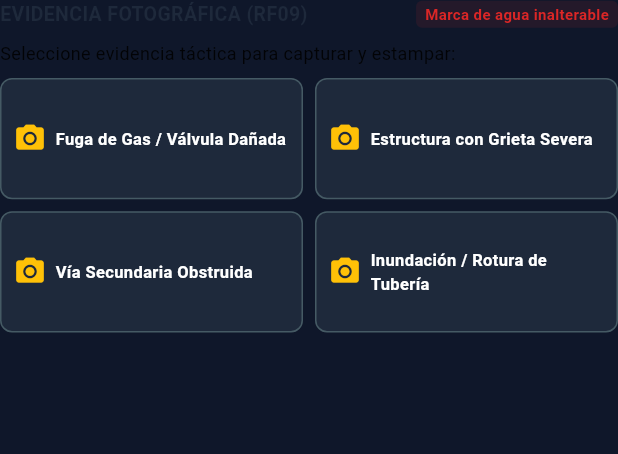
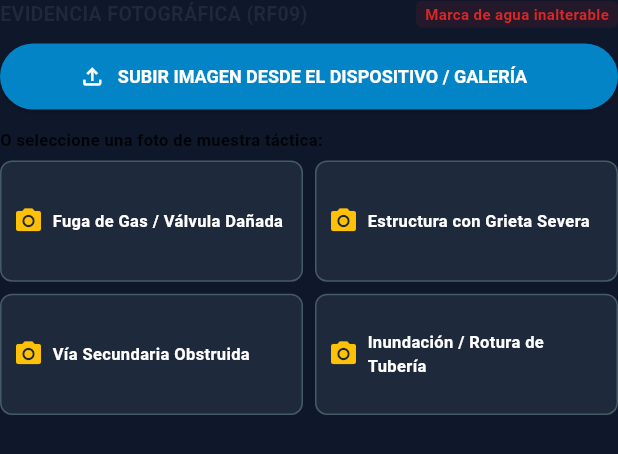
Before and after one commit to lugutierrezro/simulapp, a Flutter app: the WatermarkPhotoPicker widget shown alone on an empty page, opened directly with empty values, after a tap on "Fuga de Gas / Válvula Dañada", after a tap on the "refresh" icon, on a phone screen of 412 x 824 dp. Shown: the top 454 px of the screen. Run offline on Flutter 3.47's test engine with Material 2 defaults, Android fonts, the phone set to English and light mode, and no system bars; our stand-ins replace qr_flutter, shared_preferences; accounts and stored records are empty.

Commit message:
feat: Add option to upload custom image from device with watermark stamping

```diff
--- a/lib/widgets/watermark_photo_picker.dart
+++ b/lib/widgets/watermark_photo_picker.dart
@@ -22,35 +22,32 @@ class _WatermarkPhotoPickerState extends State<WatermarkPhotoPicker> {
   String? _selectedCategory;
   String? _watermarkText;
   bool _isCompressing = false;
+  final _customNameCtrl = TextEditingController();
 
   final List<Map<String, String>> _sampleTacticalPhotos = [
     {
       'label': 'Fuga de Gas / Válvula Dañada',
       'category': 'Fuga de Gas',
       'icon': 'local_fire_department',
-      'bgGradient': 'orange',
     },
     {
       'label': 'Estructura con Grieta Severa',
       'category': 'Colapso',
       'icon': 'business',
-      'bgGradient': 'red',
     },
     {
       'label': 'Vía Secundaria Obstruida',
       'category': 'Obstrucción',
       'icon': 'warning',
-      'bgGradient': 'amber',
     },
     {
       'label': 'Inundación / Rotura de Tubería',
       'category': 'Inundación',
       'icon': 'water_damage',
-      'bgGradient': 'blue',
     },
   ];
 
-  void _selectPhoto(Map<String, String> item) async {
+  void _selectPhoto(String label, String category) async {
     setState(() {
       _isCompressing = true;
     });
@@ -62,16 +59,85 @@ class _WatermarkPhotoPickerState extends State<WatermarkPhotoPicker> {
     final wm = 'EVIDENCIA INSTITUCIONAL INDECI 2026\nFECHA/HORA: $now\nGPS: $gps\nAGENTE: ${widget.agentCode} | SECTOR: ${widget.sector}\n[COMPRIMIDO WEBP 80% - RNF08]';
 
     setState(() {
-      _selectedCategory = item['label'];
+      _selectedCategory = label;
       _watermarkText = wm;
       _isCompressing = false;
     });
 
     widget.onPhotoSelected({
-      'label': item['label']!,
-      'category': item['category']!,
+      'label': label,
+      'category': category,
       'watermark': wm,
     });
+  }
+
+  void _showCustomUploadDialog() {
+    _customNameCtrl.text = 'Foto_Campo_Evidencia_${DateTime.now().millisecondsSinceEpoch.toString().substring(7)}.jpg';
+    showDialog(
+      context: context,
+      builder: (_) => AlertDialog(
+        backgroundColor: const Color(0xFF1E293B),
+        title: const Row(
+          children: [
+            Icon(Icons.upload_file, color: Color(0xFFF59E0B)),
+            SizedBox(width: 8),
+            Text('Subir Imagen del Dispositivo', style: TextStyle(color: Colors.white, fontSize: 14)),
+          ],
+        ),
+        content: Column(
+          mainAxisSize: MainAxisSize.min,
+          crossAxisAlignment: CrossAxisAlignment.start,
+          children: [
+            const Text(
+              'Seleccione o confirme el nombre de la fotografía capturada desde la cámara o galería:',
+              style: TextStyle(color: Colors.white70, fontSize: 11),
+            ),
+            const SizedBox(height: 12),
+            TextField(
+              controller: _customNameCtrl,
+              style: const TextStyle(color: Colors.white, fontSize: 12),
+              decoration: const InputDecoration(
+                labelText: 'Nombre / Etiqueta de la Foto',
+                labelStyle: TextStyle(color: Colors.white70),
+              ),
+            ),
+            const SizedBox(height: 10),
+            const Row(
+              children: [
+                Icon(Icons.check_circle_outline, color: Color(0xFF4ADE80), size: 16),
+                SizedBox(width: 6),
+                Expanded(
+                  child: Text(
+                    'Se aplicará marca de agua de geolocalización inalterable y compresión WebP 80% automáticamente.',
+                    style: TextStyle(color: Color(0xFF4ADE80), fontSize: 10),
+                  ),
+                ),
+              ],
+            )
+          ],
+        ),
+        actions: [
+          TextButton(
+            onPressed: () => Navigator.pop(context),
+            child: const Text('CANCELAR', style: TextStyle(color: Colors.white54)),
+          ),
+          ElevatedButton.icon(
+            onPressed: () {
+              Navigator.pop(context);
+              final customName = _customNameCtrl.text.trim();
+              _selectPhoto(customName.isNotEmpty ? customName : 'Imagen_Cargada_Dispositivo.jpg', 'Fotografía Subida');
+            },
+            icon: const Icon(Icons.cloud_upload),
+            label: const Text('PROCESAR Y SUBIR'),
+            style: ElevatedButton.styleFrom(
+              backgroundColor: const Color(0xFFF59E0B),
+              foregroundColor: Colors.black,
+              textStyle: const TextStyle(fontWeight: FontWeight.bold),
+            ),
+          )
+        ],
+      ),
+    );
   }
 
   @override
@@ -152,7 +218,7 @@ class _WatermarkPhotoPickerState extends State<WatermarkPhotoPicker> {
                     IconButton(
                       icon: const Icon(Icons.refresh, color: Colors.white70, size: 20),
                       onPressed: () => setState(() => _selectedCategory = null),
-                      tooltip: 'Cambiar Foto',
+                      tooltip: 'Cambiar / Subir otra foto',
                     )
                   ],
                 ),
@@ -190,11 +256,26 @@ class _WatermarkPhotoPickerState extends State<WatermarkPhotoPicker> {
           Column(
             crossAxisAlignment: CrossAxisAlignment.start,
             children: [
+              // Button to upload custom photo from device / gallery
+              ElevatedButton.icon(
+                onPressed: _showCustomUploadDialog,
+                icon: const Icon(Icons.file_upload_outlined, color: Colors.white),
+                label: const Text('SUBIR IMAGEN DESDE EL DISPOSITIVO / GALERÍA'),
+                style: ElevatedButton.styleFrom(
+                  backgroundColor: const Color(0xFF0284C7),
+                  foregroundColor: Colors.white,
+                  minimumSize: const Size(double.infinity, 44),
+                  textStyle: const TextStyle(fontWeight: FontWeight.bold, fontSize: 12),
+                ),
+              ),
+              const SizedBox(height: 10),
+
               const Text(
-                'Seleccione evidencia táctica para capturar y estampar:',
-                style: TextStyle(fontSize: 12, color: Colors.black87),
+                'O seleccione una foto de muestra táctica:',
+                style: TextStyle(fontSize: 11, color: Colors.black87, fontWeight: FontWeight.bold),
               ),
-              const SizedBox(height: 8),
+              const SizedBox(height: 6),
+
               GridView.builder(
                 shrinkWrap: true,
                 physics: const NeverScrollableScrollPhysics(),
@@ -208,7 +289,7 @@ class _WatermarkPhotoPickerState extends State<WatermarkPhotoPicker> {
                 itemBuilder: (context, index) {
                   final item = _sampleTacticalPhotos[index];
                   return InkWell(
-                    onTap: () => _selectPhoto(item),
+                    onTap: () => _selectPhoto(item['label']!, item['category']!),
                     child: Container(
                       padding: const EdgeInsets.symmetric(horizontal: 8, vertical: 6),
                       decoration: BoxDecoration(
@@ -218,7 +299,7 @@ class _WatermarkPhotoPickerState extends State<WatermarkPhotoPicker> {
                       ),
                       child: Row(
                         children: [
-                          const Icon(Icons.photo_camera, color: Colors.amber, size: 22),
+                          const Icon(Icons.photo_camera, color: Colors.amber, size: 20),
                           const SizedBox(width: 6),
                           Expanded(
                             child: Text(
```
